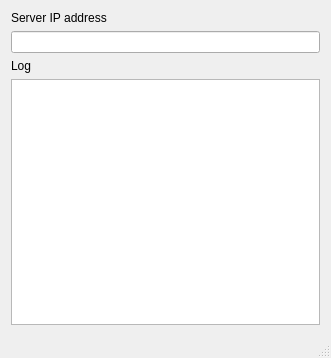
This is src/CBattleshippServer/mainwindow.ui in MATF-RS19/RS022-cbattleshipp as Qt 5 draws it before an edit. The edited form follows.
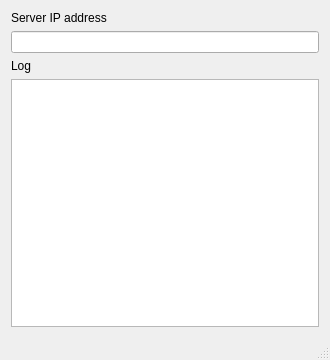
This is the edited form.

Patch:
```diff
--- a/src/CBattleshippServer/mainwindow.ui
+++ b/src/CBattleshippServer/mainwindow.ui
@@ -6,8 +6,8 @@
    <rect>
     <x>0</x>
     <y>0</y>
-    <width>331</width>
-    <height>358</height>
+    <width>330</width>
+    <height>360</height>
    </rect>
   </property>
   <property name="windowTitle">
```
Left out of the diff: 2 changed lines with no effect on the pictures.
